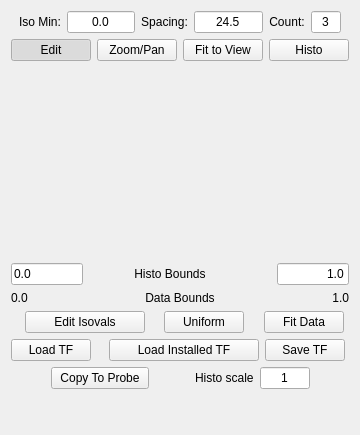
First picture: the form in apps/vaporgui/guis/ui/contourIsovalues.ui, repository yyr/vapor, before the edit.
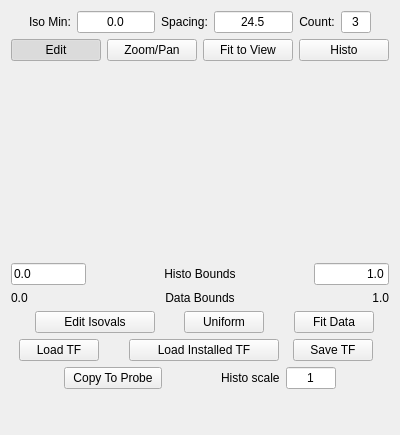
Second picture: the form after the edit. Custom widgets are drawn as their Qt base class.

What changed in the file:
```diff
--- a/apps/vaporgui/guis/ui/contourIsovalues.ui
+++ b/apps/vaporgui/guis/ui/contourIsovalues.ui
@@ -6,10 +6,16 @@
    <rect>
     <x>0</x>
     <y>0</y>
-    <width>358</width>
+    <width>400</width>
     <height>435</height>
    </rect>
   </property>
+  <property name="maximumSize">
+   <size>
+    <width>400</width>
+    <height>16777215</height>
+   </size>
+  </property>
   <property name="windowTitle">
    <string>Form</string>
   </property>
```
